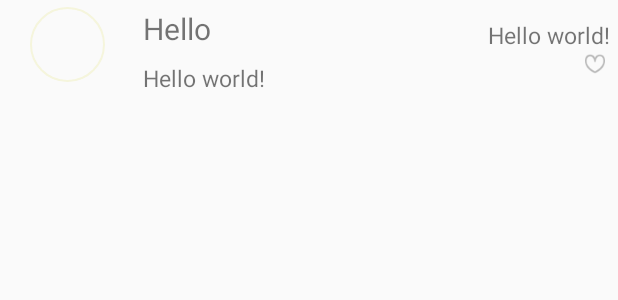
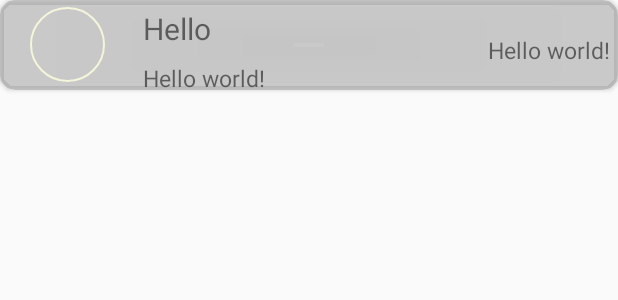
Before and after one commit to GGOD1993/YuLeiAndroidAPP, an Android app: the layout layout_parent_recyclerview_item.xml on its own in the app's theme, with its tools: preview values and no code run, on a phone screen of 412 x 824 dp. Shown: the top 300 px of the screen. Run offline under Robolectric (Android 15) with nearby library versions, the phone set to English and light mode, and no system bars.

Commit message:
recyclerview animation

```diff
--- a/app/build.gradle
+++ b/app/build.gradle
@@ -19,10 +19,15 @@ android {
     }
 }
 
+repositories {
+    jcenter()
+}
+
 dependencies {
     compile fileTree(include: ['*.jar'], dir: 'libs')
     compile 'com.android.support:appcompat-v7:21.0.3'
     compile 'com.android.support:recyclerview-v7:+'
+    compile 'com.android.support:cardview-v7:+'
     compile files('libs/nineoldandroids-2.4.0.jar')
     compile 'com.squareup.picasso:picasso:2.3.3'
     compile 'com.android.support:appcompat-v7:21.0.+'
@@ -31,4 +36,5 @@ dependencies {
     compile files('libs/volley.jar')
     compile project(':SwipeBackLayout')
     compile project(':ViewPagerIndicator')
+    compile 'jp.wasabeef:recyclerview-animators:1.1.3@aar'
 }
--- a/app/src/main/java/com/example/pc/myapplication/AppConstant.java
+++ b/app/src/main/java/com/example/pc/myapplication/AppConstant.java
@@ -58,6 +58,7 @@ public class AppConstant {
   public static final String PASSWORD = "password";
   public static final String EMAIL = "email";
   public static final String NICKNAME = "nickname";
+  public static final String AWARD = "award";
   public static final String GENDER = "gender";
   public static final String PREFERENCE_NAME = "yulei";
   public static final String CLICKED_SYSTEM_TASK = "clickedSystemTask";
@@ -69,6 +70,10 @@ public class AppConstant {
   //和任务相关的关键字
   public static final int SEND_TASK_TYPE = 1;
   public static final int RECIVE_TASK_TYPE = 2;
+  public static final int STATUS_NEW = 0;
+  public static final int STATUS_SUBMITTED = 1;
+  public static final int STATUS_FINISHED = 2;
+  public static final String TASK_STATUS = "taskstatus";
   public static final String TASK_ID = "taskId";
   public static final String TASK_CONTENT = "content";
   public static final String TASK_REGDATE = "regdate";
--- a/app/src/main/java/com/example/pc/myapplication/TaskInfo/DiyTaskInfo.java
+++ b/app/src/main/java/com/example/pc/myapplication/TaskInfo/DiyTaskInfo.java
@@ -11,7 +11,6 @@ public class DiyTaskInfo implements Serializable {
   private String taskContent;
 
   public DiyTaskInfo(String toUserId, String taskName, String award, String taskContent, String fromUserId) {
-
     this.award = award;
     this.taskName = taskName;
     this.toUserId = toUserId;
--- a/app/src/main/java/com/example/pc/myapplication/activity/SignupActivity.java
+++ b/app/src/main/java/com/example/pc/myapplication/activity/SignupActivity.java
@@ -16,16 +16,11 @@ import android.widget.RadioButton;
 import android.widget.RelativeLayout;
 import android.widget.Toast;
 
-import com.android.volley.AuthFailureError;
 import com.android.volley.Request;
-import com.android.volley.Response;
-import com.android.volley.VolleyError;
-import com.android.volley.toolbox.StringRequest;
 import com.example.pc.myapplication.AppConstant;
 import com.example.pc.myapplication.R;
 import com.example.pc.myapplication.ViewStyle.CircularImage;
 import com.example.pc.myapplication.utils.HttpService;
-import com.example.pc.myapplication.utils.RequestQueueController;
 import com.nostra13.universalimageloader.core.ImageLoader;
 import com.nostra13.universalimageloader.core.ImageLoaderConfiguration;
 import com.nostra13.universalimageloader.core.assist.ImageSize;
@@ -36,7 +31,6 @@ import org.json.JSONException;
 import org.json.JSONObject;
 
 import java.util.HashMap;
-import java.util.Map;
 
 public class SignupActivity extends ActionBarActivity
         implements HttpService.OnSignupRequestResponseListener{
--- a/app/src/main/java/com/example/pc/myapplication/adapter/ParentRecyclerViewAdapter.java
+++ b/app/src/main/java/com/example/pc/myapplication/adapter/ParentRecyclerViewAdapter.java
@@ -51,7 +51,6 @@ public class ParentRecyclerViewAdapter extends RecyclerView.Adapter<RecyclerView
     else viewHolder.textViewUserId.setText(task.getFromUserId());
     viewHolder.textViewTaskName.setText(task.getTaskName());
     viewHolder.textViewAwrad.setText((task.getAward()));
-    viewHolder.textViewTaskStatus.setImageResource(R.mipmap.image_parent_recyclerview_item_doing);
     viewHolder.circularImageUserImage.setImageResource(R.mipmap.ic_launcher);
   }
 
--- a/app/src/main/java/com/example/pc/myapplication/adapter/RecyclerViewHolder.java
+++ b/app/src/main/java/com/example/pc/myapplication/adapter/RecyclerViewHolder.java
@@ -19,9 +19,6 @@ public class RecyclerViewHolder extends RecyclerView.ViewHolder implements View.
   //任务奖励
   public TextView textViewAwrad;
 
-  //任务状态
-  public ImageView textViewTaskStatus;
-
   //头像框
   public CircularImage circularImageUserImage;
 
@@ -33,7 +30,6 @@ public class RecyclerViewHolder extends RecyclerView.ViewHolder implements View.
     textViewUserId = (TextView) itemView.findViewById(R.id.parent_recyclerview_textview_childid);
     textViewTaskName = (TextView) itemView.findViewById(R.id.parent_recyclerview_textview_briefinfo);
     textViewAwrad = (TextView) itemView.findViewById(R.id.parent_rectclerview_textview_award);
-    textViewTaskStatus = (ImageView) itemView.findViewById(R.id.parent_recyclerview_imageview_taskstate);
     circularImageUserImage = (CircularImage) itemView.findViewById(R.id.parent_recyclerview_circularimage_userimage);
     this.mListener = mListener;
     itemView.setOnClickListener(this);
--- a/app/src/main/res/layout/layout_parent_recyclerview_item.xml
+++ b/app/src/main/res/layout/layout_parent_recyclerview_item.xml
@@ -1,8 +1,15 @@
 <?xml version="1.0" encoding="utf-8"?>
-<RelativeLayout xmlns:android="http://schemas.android.com/apk/res/android"
+<android.support.v7.widget.CardView xmlns:android="http://schemas.android.com/apk/res/android"
+    xmlns:card_view="http://schemas.android.com/apk/res-auto"
     android:layout_width="match_parent"
-    android:layout_height="60dip"
+    android:layout_height="wrap_content"
+    card_view:cardBackgroundColor="#99A9A9A9"
+    card_view:cardCornerRadius="10dp"
     >
+    <RelativeLayout
+        android:layout_height="60dip"
+        android:layout_width="match_parent">
+
 
     <RelativeLayout
         android:id="@+id/relativelayout_image"
@@ -72,17 +79,8 @@
             android:text="@string/hello_world"
             />
 
-        <ImageView
-            android:id="@+id/parent_recyclerview_imageview_taskstate"
-            android:background="@mipmap/image_parent_recyclerview_item_doing"
-            android:layout_width="wrap_content"
-            android:layout_height="wrap_content"
-            android:contentDescription="@null"
-            android:layout_gravity="end"
-            android:layout_margin="3dip"
-            />
-
         </LinearLayout>
 
+    </RelativeLayout>
 
-</RelativeLayout>
+</android.support.v7.widget.CardView>
```
Also changed, not shown: app/src/main/java/com/example/pc/myapplication/ViewStyle/SpaceItemDecoration.java (added, +24 -0 lines), app/src/main/java/com/example/pc/myapplication/activity/MainActivity.java (+20 -0 lines), app/src/main/java/com/example/pc/myapplication/activity/parent/ParentMainActivity.java (+13 -37 lines), app/src/main/java/com/example/pc/myapplication/fragment/parent/ParentBabyFragment.java (+22 -5 lines), app/src/main/java/com/example/pc/myapplication/fragment/parent/ParentMsgFragment.java (+50 -6 lines), 1 other file.
